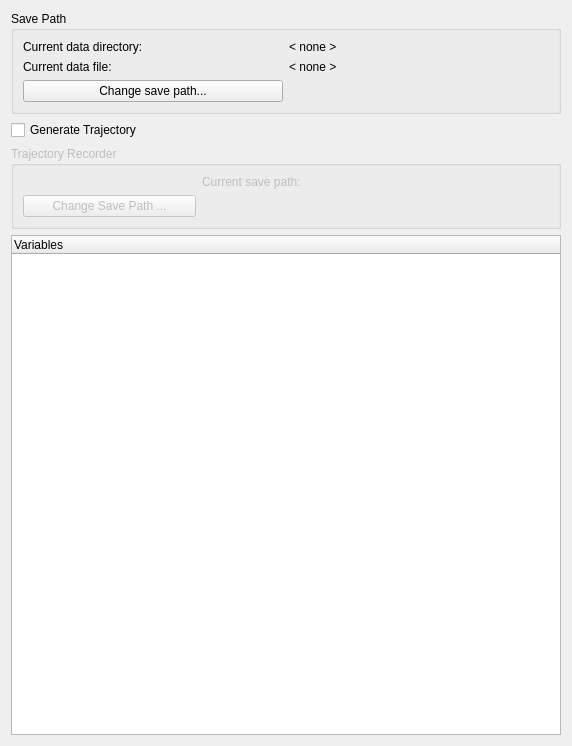
Old version of the form modules/datarecorder/datarecorder_dialog.ui in the repository tud-hri/joan.
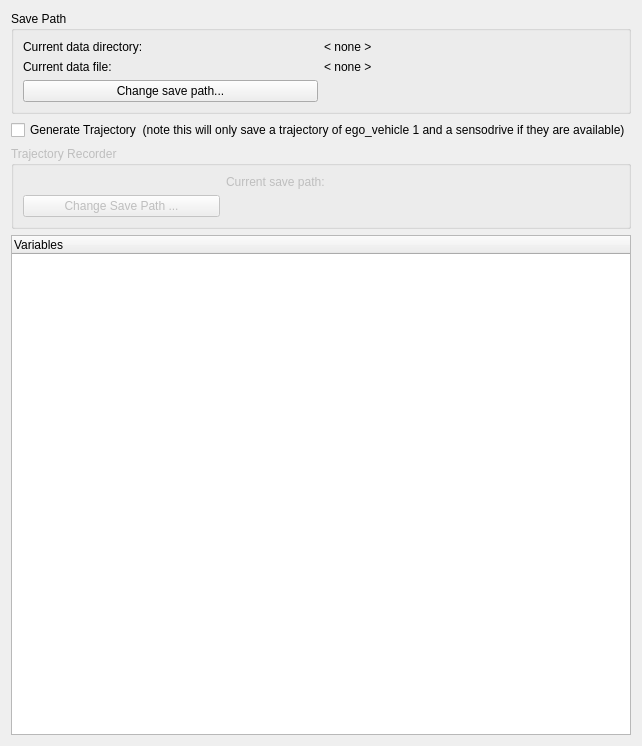
New version of the form.

Commit message: first try trajectory recorder

What changed in the file:
```diff
--- a/modules/datarecorder/datarecorder_dialog.ui
+++ b/modules/datarecorder/datarecorder_dialog.ui
@@ -6,7 +6,7 @@
    <rect>
     <x>0</x>
     <y>0</y>
-    <width>568</width>
+    <width>586</width>
     <height>732</height>
    </rect>
   </property>
@@ -80,7 +80,7 @@
    <item>
     <widget class="QCheckBox" name="check_trajectory">
      <property name="text">
-      <string>Generate Trajectory</string>
+      <string>Generate Trajectory  (note this will only save a trajectory of ego_vehicle 1 and a sensodrive if they are available)</string>
      </property>
     </widget>
    </item>
```
The commit also changes 4 other files.
